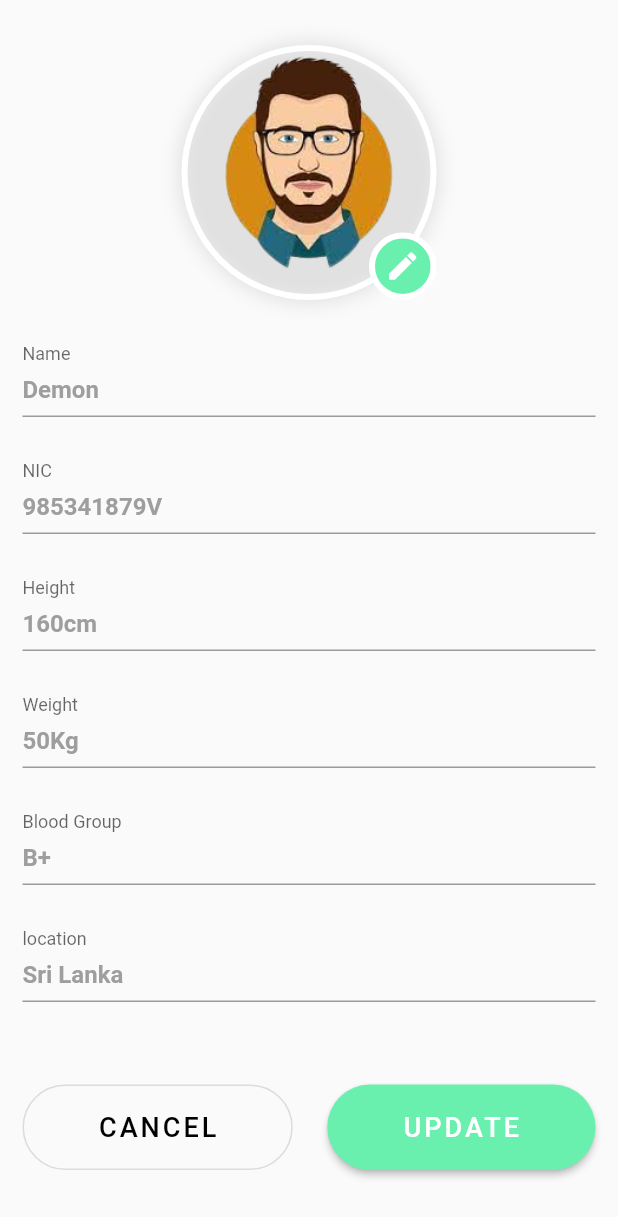
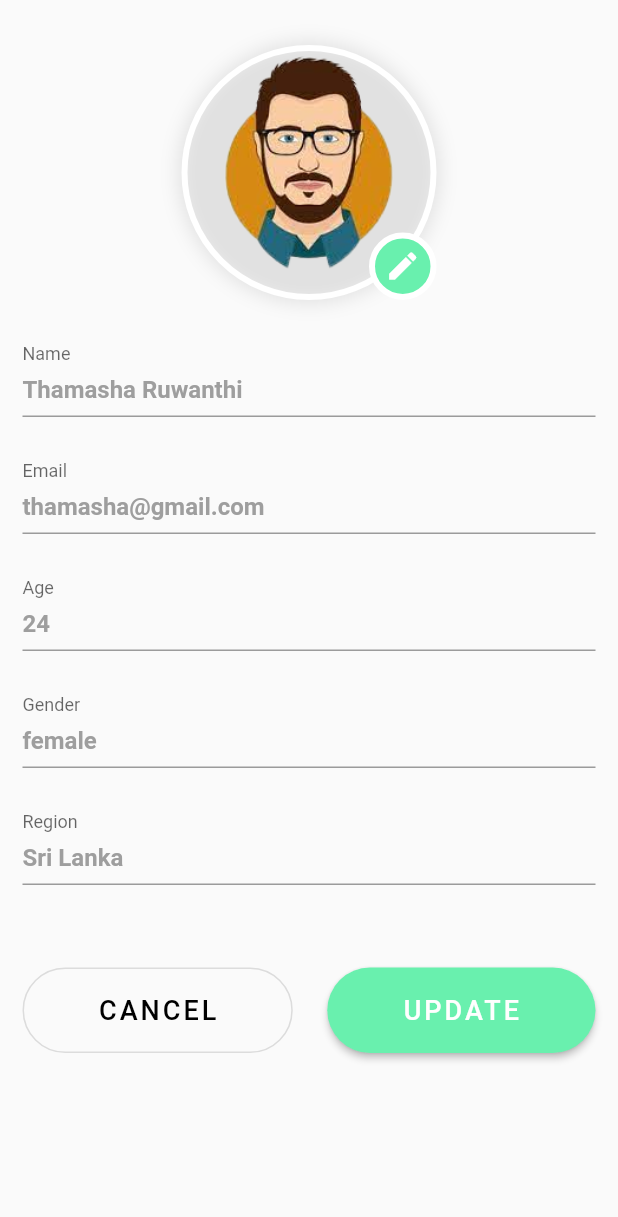
Before and after one commit to Thamasha-ru/Profile-Screen, a Flutter app: the EditProfile screen opened directly, on a phone screen of 412 x 824 dp. Shown: the top 1217 px of the screen. Run offline on Flutter 3.47's test engine with Material 2 defaults, Android fonts, the phone set to English and light mode, and no system bars; missing offline and left inert: profile.dart; statements that could not run were skipped.

Commit message:
changes for sithma

```diff
--- a/lib/editProfile.dart
+++ b/lib/editProfile.dart
@@ -6,12 +6,7 @@ class EditProfile extends StatefulWidget {
   _EditProfileState createState() => _EditProfileState();
 }
 
-//get child => null;
-
 class _EditProfileState extends State<EditProfile> {
-  // set isObscurePasswordTextField(_EditProfileState) => true;
-  // get isObscurePasswordTextField => true;
-
   get isPasswordTextField => false;
 
   @override
@@ -53,32 +48,38 @@ class _EditProfileState extends State<EditProfile> {
                                   border:
                                       Border.all(width: 4, color: Colors.white),
                                   color: Colors.greenAccent),
+                              child: InkWell(
                                   child: Icon(
                                     Icons.edit,
                                     color: Colors.white,
                                   ),
-                          ))
+                                  onTap: () {
+                                    print("Edit icon clicked");
+                                    showModalBottomSheet(
+                                        context: context,
+                                        builder: (context) => bottomSheet());
+                                  })))
                     ],
                   ),
                 ),
                 SizedBox(height: 30),
                 buildTextField(
                   "Name",
-                  "Demon",
+                  "Thamasha Ruwanthi",
                   false,
                 ),
-                buildTextField("NIC", "985341879V", false),
-                buildTextField("Height", "160cm", false),
-                buildTextField("Weight", "50Kg", false),
-                buildTextField("Blood Group", "B+", false),
-                buildTextField("location", "Sri Lanka", false),
+                buildTextField("Email", "thamasha@gmail.com", false),
+                buildTextField("Age", "24", false),
+                buildTextField("Gender", "female", false),
+                buildTextField("Region", "Sri Lanka", false),
+                //buildTextField("location", "Sri Lanka", false),
                 SizedBox(height: 25),
                 Row(
                   mainAxisAlignment: MainAxisAlignment.spaceBetween,
                   children: [
                     OutlinedButton(
                       onPressed: () {},
-                      child: Text("CANCEL",
+                      child: const Text("CANCEL",
                           style: TextStyle(
                               fontSize: 18,
                               letterSpacing: 2,
@@ -91,7 +92,7 @@ class _EditProfileState extends State<EditProfile> {
                     ),
                     ElevatedButton(
                         onPressed: () {},
-                        child: Text("UPDATE",
+                        child: const Text("UPDATE",
                             style: TextStyle(
                                 fontSize: 18,
                                 letterSpacing: 2,
@@ -137,4 +138,6 @@ class _EditProfileState extends State<EditProfile> {
               )),
         ));
   }
+
+  bottomSheet() {}
 }
```
Lines whose indentation alone changed are shown as unchanged.
